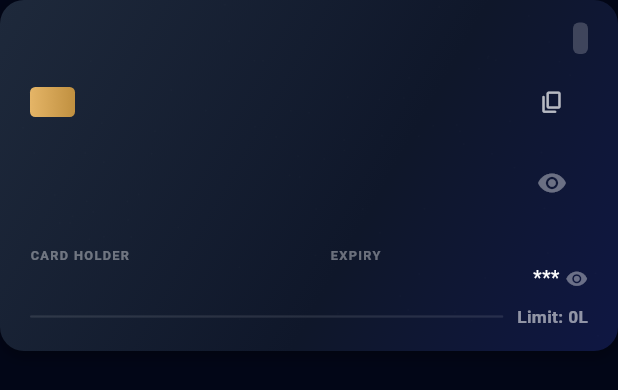
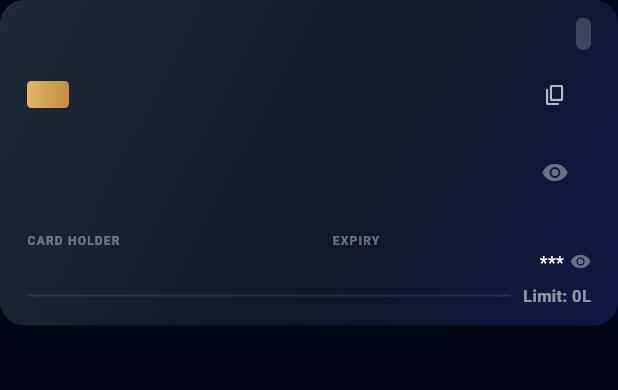
Before and after one commit to Mukulmark42/CardVault-Updates, a Flutter app: the CreditCardWidget widget shown alone on an empty page, opened directly with empty values, on a phone screen of 412 x 824 dp. Shown: the top 390 px of the screen. Run offline on Flutter 3.47's test engine with Material 3 defaults, Android fonts, the phone set to English and light mode, and no system bars; our stand-ins replace cached_network_image, cloud_firestore, file_picker, firebase_auth, firebase_core, flutter_secure_storage and 6 more; missing offline and left inert: encrypt, ota_update, workmanager; accounts and stored records are empty; network calls fail; statements that could not run were skipped.

```diff
--- a/lib/widgets/credit_card_widget.dart
+++ b/lib/widgets/credit_card_widget.dart
@@ -212,8 +212,8 @@ class _CreditCardWidgetState extends State<CreditCardWidget> {
     double percent = widget.card.creditLimit > 0 ? (widget.card.spent / widget.card.creditLimit).clamp(0.0, 1.0) : 0.0;
 
     return Container(
-      constraints: const BoxConstraints(minHeight: 172),
-      margin: const EdgeInsets.only(bottom: 14),
+      constraints: const BoxConstraints(minHeight: 160),
+      margin: const EdgeInsets.only(bottom: 12),
       child: Stack(
         children: [
           Positioned.fill(
@@ -241,7 +241,7 @@ class _CreditCardWidgetState extends State<CreditCardWidget> {
             ),
           ),
           Padding(
-            padding: const EdgeInsets.symmetric(horizontal: 20, vertical: 15),
+            padding: const EdgeInsets.symmetric(horizontal: 18, vertical: 12),
             child: Column(
               crossAxisAlignment: CrossAxisAlignment.start,
               mainAxisSize: MainAxisSize.min,
@@ -254,9 +254,9 @@ class _CreditCardWidgetState extends State<CreditCardWidget> {
                         mainAxisSize: MainAxisSize.min,
                         crossAxisAlignment: CrossAxisAlignment.start,
                         children: [
-                          Text(widget.card.bank.toUpperCase(), style: const TextStyle(color: Colors.white, fontWeight: FontWeight.bold, fontSize: 15, letterSpacing: 0.9), maxLines: 1, overflow: TextOverflow.ellipsis),
+                          Text(widget.card.bank.toUpperCase(), style: const TextStyle(color: Colors.white, fontWeight: FontWeight.bold, fontSize: 14, letterSpacing: 0.8), maxLines: 1, overflow: TextOverflow.ellipsis),
                           if (widget.card.variant.isNotEmpty)
-                            Text(widget.card.variant.toUpperCase(), style: const TextStyle(color: Colors.white60, fontWeight: FontWeight.w500, fontSize: 10.5, letterSpacing: 0.4), maxLines: 1, overflow: TextOverflow.ellipsis),
+                            Text(widget.card.variant.toUpperCase(), style: const TextStyle(color: Colors.white60, fontWeight: FontWeight.w500, fontSize: 10, letterSpacing: 0.3), maxLines: 1, overflow: TextOverflow.ellipsis),
                         ],
                       ),
                     ),
@@ -264,42 +264,42 @@ class _CreditCardWidgetState extends State<CreditCardWidget> {
                     _buildBankLogo(),
                   ],
                 ),
-                const SizedBox(height: 8),
+                const SizedBox(height: 6),
                 Row(
                   mainAxisAlignment: MainAxisAlignment.spaceBetween,
                   children: [
                     Container(
-                      width: 30, height: 20,
-                      decoration: BoxDecoration(gradient: const LinearGradient(colors: [Color(0xFFE5B567), Color(0xFFC09040)]), borderRadius: BorderRadius.circular(3.5)),
+                      width: 28, height: 18,
+                      decoration: BoxDecoration(gradient: const LinearGradient(colors: [Color(0xFFE5B567), Color(0xFFC09040)]), borderRadius: BorderRadius.circular(3)),
                     ),
                     if (widget.showControls)
                       IconButton(
                         onPressed: () => _copyToClipboard(widget.card.number, "Card number copied"),
-                        icon: const Icon(Icons.copy_rounded, color: Colors.white70, size: 17),
-                        padding: const EdgeInsets.all(4),
+                        icon: const Icon(Icons.copy_rounded, color: Colors.white70, size: 16),
+                        padding: const EdgeInsets.all(2),
                         constraints: const BoxConstraints(),
                       ),
                   ],
                 ),
-                const SizedBox(height: 6),
+                const SizedBox(height: 4),
                 Row(
                   children: [
                     Expanded(
                       child: Text(
                         _showNumber ? widget.card.number : widget.card.number.length >= 4 ? "**** **** **** ${widget.card.number.substring(widget.card.number.length - 4)}" : widget.card.number,
-                        style: GoogleFonts.robotoMono(color: Colors.white, fontSize: 20, letterSpacing: 1.1, fontWeight: FontWeight.bold),
+                        style: GoogleFonts.robotoMono(color: Colors.white, fontSize: 19, letterSpacing: 1.0, fontWeight: FontWeight.bold),
                       ),
                     ),
                     if (widget.showControls)
                       IconButton(
-                        icon: Icon(_showNumber ? Icons.visibility_off : Icons.visibility, color: Colors.white38, size: 20),
+                        icon: Icon(_showNumber ? Icons.visibility_off : Icons.visibility, color: Colors.white38, size: 18),
                         onPressed: _toggleNumberVisibility,
                         padding: EdgeInsets.zero,
                         constraints: const BoxConstraints(),
                       ),
                   ],
                 ),
-                const SizedBox(height: 8),
+                const SizedBox(height: 6),
                 Row(
                   mainAxisAlignment: MainAxisAlignment.spaceBetween,
                   crossAxisAlignment: CrossAxisAlignment.end,
@@ -311,8 +311,8 @@ class _CreditCardWidgetState extends State<CreditCardWidget> {
                         child: Column(
                           crossAxisAlignment: CrossAxisAlignment.start,
                           children: [
-                            const Text("CARD HOLDER", style: TextStyle(fontSize: 8.5, color: Colors.white38, fontWeight: FontWeight.bold, letterSpacing: 0.9)),
-                            Text(widget.card.holder.toUpperCase(), style: const TextStyle(color: Colors.white, fontWeight: FontWeight.w600, fontSize: 13), maxLines: 1),
+                            const Text("CARD HOLDER", style: TextStyle(fontSize: 8, color: Colors.white38, fontWeight: FontWeight.bold, letterSpacing: 0.8)),
+                            Text(widget.card.holder.toUpperCase(), style: const TextStyle(color: Colors.white, fontWeight: FontWeight.w600, fontSize: 12), maxLines: 1),
                           ],
                         ),
                       ),
@@ -323,8 +323,8 @@ class _CreditCardWidgetState extends State<CreditCardWidget> {
                         onTap: () => _copyToClipboard(widget.card.expiry, "Expiry date copied"),
                         child: Column(
                           children: [
-                            const Text("EXPIRY", style: TextStyle(fontSize: 8.5, color: Colors.white38, fontWeight: FontWeight.bold, letterSpacing: 0.9)),
-                            Text(widget.card.expiry, style: const TextStyle(color: Colors.white, fontSize: 13, fontWeight: FontWeight.w600)),
+                            const Text("EXPIRY", style: TextStyle(fontSize: 8, color: Colors.white38, fontWeight: FontWeight.bold, letterSpacing: 0.8)),
+                            Text(widget.card.expiry, style: const TextStyle(color: Colors.white, fontSize: 12, fontWeight: FontWeight.w600)),
                           ],
                         ),
                       ),
@@ -335,7 +335,7 @@ class _CreditCardWidgetState extends State<CreditCardWidget> {
                         crossAxisAlignment: CrossAxisAlignment.end,
                         children: [
                           _buildNetworkLogo(),
-                          const SizedBox(height: 5),
+                          const SizedBox(height: 4),
                           GestureDetector(
                             onTap: () {
                               if (widget.showControls) {
@@ -345,10 +345,10 @@ class _CreditCardWidgetState extends State<CreditCardWidget> {
                             child: Row(
                               mainAxisAlignment: MainAxisAlignment.end,
                               children: [
-                                Text(_showCvv ? widget.card.cvv : "***", style: const TextStyle(color: Colors.white, fontSize: 13)),
+                                Text(_showCvv ? widget.card.cvv : "***", style: const TextStyle(color: Colors.white, fontSize: 12)),
                                 if (widget.showControls) ...[
                                   const SizedBox(width: 4),
-                                  GestureDetector(onTap: _toggleCvvVisibility, child: Icon(_showCvv ? Icons.visibility_off : Icons.visibility, size: 15, color: Colors.white38)),
+                                  GestureDetector(onTap: _toggleCvvVisibility, child: Icon(_showCvv ? Icons.visibility_off : Icons.visibility, size: 14, color: Colors.white38)),
                                 ],
                               ],
                             ),
@@ -358,17 +358,17 @@ class _CreditCardWidgetState extends State<CreditCardWidget> {
                     )
                   ],
                 ),
-                const SizedBox(height: 8),
+                const SizedBox(height: 6),
                 Row(
                   children: [
                     Expanded(
                       child: ClipRRect(
                         borderRadius: BorderRadius.circular(7),
-                        child: LinearProgressIndicator(value: percent, backgroundColor: Colors.white.withOpacity(0.1), color: Colors.white.withOpacity(0.6), minHeight: 1.8),
+                        child: LinearProgressIndicator(value: percent, backgroundColor: Colors.white.withOpacity(0.1), color: Colors.white.withOpacity(0.6), minHeight: 1.5),
                       ),
                     ),
-                    const SizedBox(width: 9),
-                    Text("Limit: ${_formatLimit(widget.card.creditLimit)}", style: const TextStyle(color: Colors.white54, fontSize: 11.5, fontWeight: FontWeight.bold)),
+                    const SizedBox(width: 8),
+                    Text("Limit: ${_formatLimit(widget.card.creditLimit)}", style: const TextStyle(color: Colors.white54, fontSize: 11, fontWeight: FontWeight.bold)),
                   ],
                 ),
               ],
--- a/pubspec.yaml
+++ b/pubspec.yaml
@@ -2,7 +2,7 @@ name: cardvault
 description: "A new Flutter project."
 publish_to: 'none'
 
-version: 2.0.0+4
+version: 2.0.0+5
 
 environment:
   sdk: ^3.11.1
```
